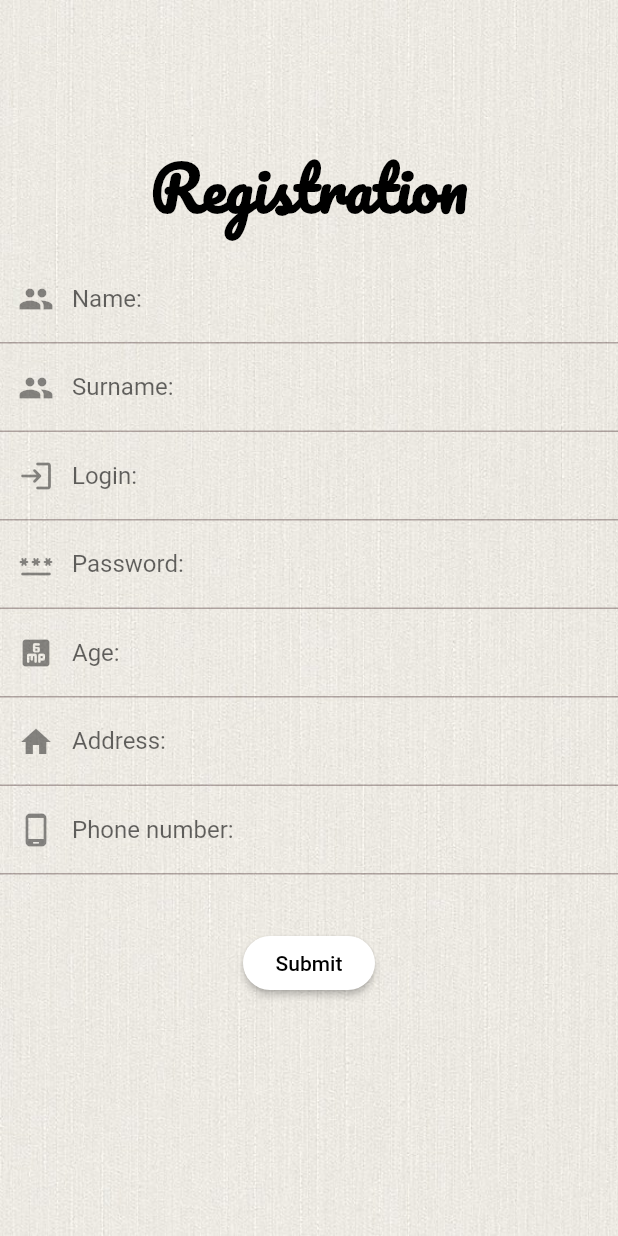
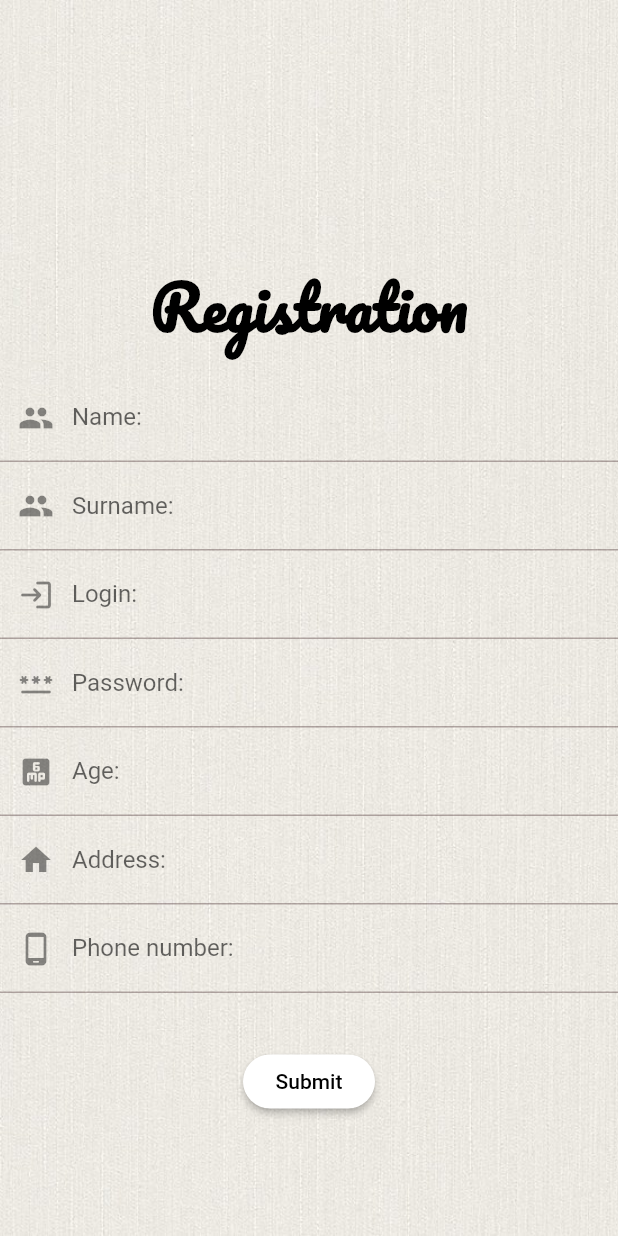
Before and after one commit to sdu-mp-21/musical-octo-fiesta, a Flutter app: the screen it shows after launch, item 4 of the bottom bar chosen, after a tap on "Registration", on a phone screen of 412 x 824 dp. Run offline on Flutter 3.47's test engine with Material 2 defaults, Android fonts, the phone set to English and light mode, and no system bars; our stand-ins replace animated_text_kit, cached_network_image, google_fonts, heroicons, rxdart; network calls fail; Roboto replaces fonts that are missing (Rubik).

Commit message:
some changes

```diff
--- a/lib/registration.dart
+++ b/lib/registration.dart
@@ -1,7 +1,5 @@
 import 'package:flutter/material.dart';
-import 'package:flutter/services.dart';
 import 'package:google_fonts/google_fonts.dart';
-import 'dart:convert';
 
 class Registration extends StatelessWidget {
   List data;
@@ -10,6 +8,7 @@ class Registration extends StatelessWidget {
   Registration(List data) {
     this.data = data;
   }
+
   @override
   Widget build(BuildContext context) {
     return Scaffold(
@@ -20,6 +19,8 @@ class Registration extends StatelessWidget {
             fit: BoxFit.cover,
           ),
         ),
+        child: Center(
+          child: SingleChildScrollView(
             child: Column(children: <Widget>[
               Container(
                 margin: EdgeInsets.only(top: 90),
@@ -126,6 +127,8 @@ class Registration extends StatelessWidget {
               )
             ]),
           ),
+        ),
+      ),
     );
   }
 }
```
Lines whose indentation alone changed are shown as unchanged.
